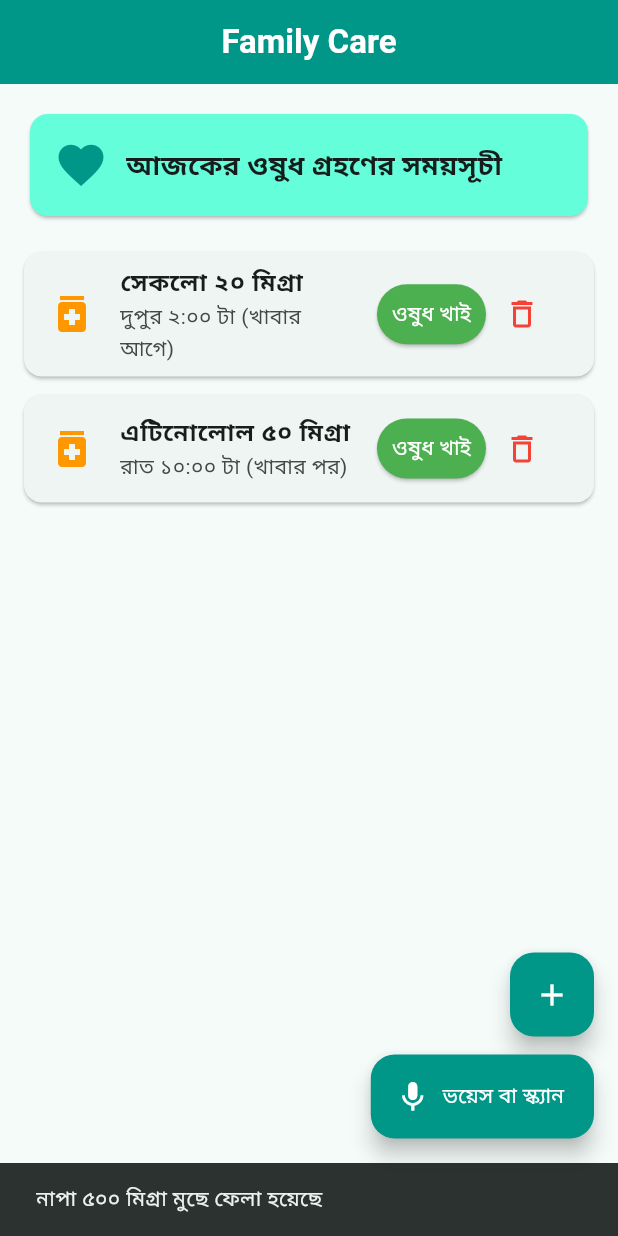
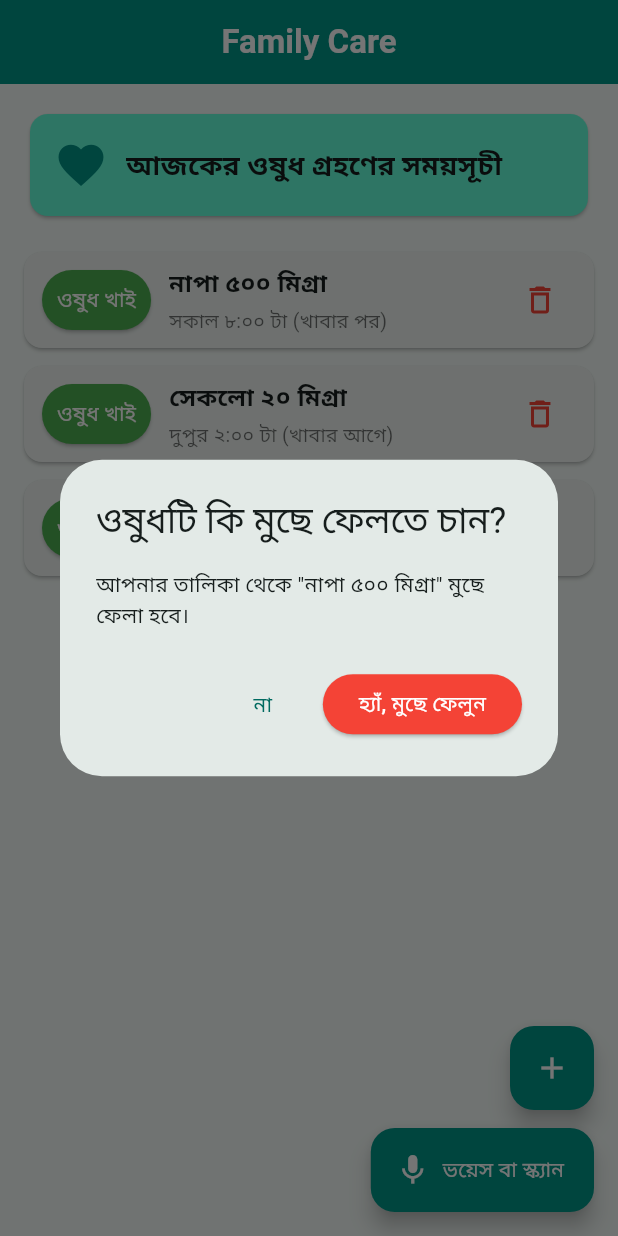
Before and after one commit to khokonjanu6-star95/Family-Care, a Flutter app: the screen it shows after launch, after a tap on "খেয়েছি", after a tap on the "delete outline" icon, on a phone screen of 412 x 824 dp. Run offline on Flutter 3.47's test engine with Material 3 defaults, Android fonts, the phone set to English and light mode, and no system bars.

Commit message:
Implement confirmation dialog for medicine deletion
Replaced direct delete function with a confirmation dialog before deletion. Updated the padding and adjusted the label text for better clarity.

```diff
--- a/lib/main.dart
+++ b/lib/main.dart
@@ -48,20 +48,40 @@ class _HomeScreenState extends State<HomeScreen> {
         content: Text(
           _medicines[index]['isTaken']
               ? '${_medicines[index]['name']} গ্রহণ করেছেন!'
-              : '${_medicines[index]['name']} স্ট্যাটাস রিমুভ করা হয়েছে।',
+              : '${_medicines[index]['name']} স্ট্যাটাস পরিবর্তন করা হয়েছে।',
         ),
         duration: const Duration(seconds: 2),
       ),
     );
   }
 
-  void _deleteMedicine(int index) {
+  void _confirmDelete(int index) {
+    showDialog(
+      context: context,
+      builder: (ctx) => AlertDialog(
+        title: const Text('ওষুধটি কি মুছে ফেলতে চান?'),
+        content: Text('আপনার তালিকা থেকে "${_medicines[index]['name']}" মুছে ফেলা হবে।'),
+        actions: [
+          TextButton(
+            onPressed: () => Navigator.pop(ctx),
+            child: const Text('না'),
+          ),
+          ElevatedButton(
+            style: ElevatedButton.styleFrom(backgroundColor: Colors.red, foregroundColor: Colors.white),
+            onPressed: () {
               final deletedName = _medicines[index]['name'];
               setState(() {
                 _medicines.removeAt(index);
               });
+              Navigator.pop(ctx);
               ScaffoldMessenger.of(context).showSnackBar(
                 SnackBar(content: Text('$deletedName মুছে ফেলা হয়েছে')),
+              );
+            },
+            child: const Text('হ্যাঁ, মুছে ফেলুন'),
+          ),
+        ],
+      ),
     );
   }
 
@@ -87,7 +107,7 @@ class _HomeScreenState extends State<HomeScreen> {
             TextField(
               controller: _timeController,
               decoration: const InputDecoration(
-                labelText: 'সময় ও নির্দেশ (যেমন: রাত ৯:০০ টা)',
+                labelText: 'সময় ও নির্দেশ',
                 border: OutlineInputBorder(),
               ),
             ),
@@ -157,26 +177,17 @@ class _HomeScreenState extends State<HomeScreen> {
             const SizedBox(height: 20),
             Expanded(
               child: ListView.builder(
-                padding: const EdgeInsets.only(bottom: 100), // বাটনগুলোর নিচে জায়গা খালি রাখার জন্য
+                padding: const EdgeInsets.only(bottom: 120),
                 itemCount: _medicines.length,
                 itemBuilder: (context, index) {
                   final med = _medicines[index];
                   return Card(
                     margin: const EdgeInsets.only(bottom: 12),
-                    child: ListTile(
-                      leading: Icon(
-                        Icons.medication,
-                        color: med['isTaken'] ? Colors.green : Colors.orange,
-                        size: 32,
-                      ),
-                      title: Text(
-                        med['name'],
-                        style: const TextStyle(fontWeight: FontWeight.bold),
-                      ),
-                      subtitle: Text(med['time']),
-                      trailing: Row(
-                        mainAxisSize: MainAxisSize.min,
+                    child: Padding(
+                      padding: const EdgeInsets.symmetric(horizontal: 12.0, vertical: 8.0),
+                      child: Row(
                         children: [
+                          // বামপাশে 'ওষুধ খাই' বাটন
                           ElevatedButton(
                             style: ElevatedButton.styleFrom(
                               backgroundColor: med['isTaken'] ? Colors.grey : Colors.green,
@@ -186,9 +197,28 @@ class _HomeScreenState extends State<HomeScreen> {
                             onPressed: () => _toggleMedicineState(index),
                             child: Text(med['isTaken'] ? 'খেয়েছি' : 'ওষুধ খাই'),
                           ),
+                          const SizedBox(width: 12),
+                          // মাঝখানে নাম ও সময়
+                          Expanded(
+                            child: Column(
+                              crossAxisAlignment: CrossAxisAlignment.start,
+                              children: [
+                                Text(
+                                  med['name'],
+                                  style: const TextStyle(fontWeight: FontWeight.bold, fontSize: 16),
+                                ),
+                                const SizedBox(height: 4),
+                                Text(
+                                  med['time'],
+                                  style: const TextStyle(color: Colors.black54, fontSize: 13),
+                                ),
+                              ],
+                            ),
+                          ),
+                          // ডানপাশে ডিলিট বাটন (সুরক্ষার জন্য পপ-আপসহ)
                           IconButton(
                             icon: const Icon(Icons.delete_outline, color: Colors.red),
-                            onPressed: () => _deleteMedicine(index),
+                            onPressed: () => _confirmDelete(index),
                           ),
                         ],
                       ),
```
Lines whose indentation alone changed are shown as unchanged.
